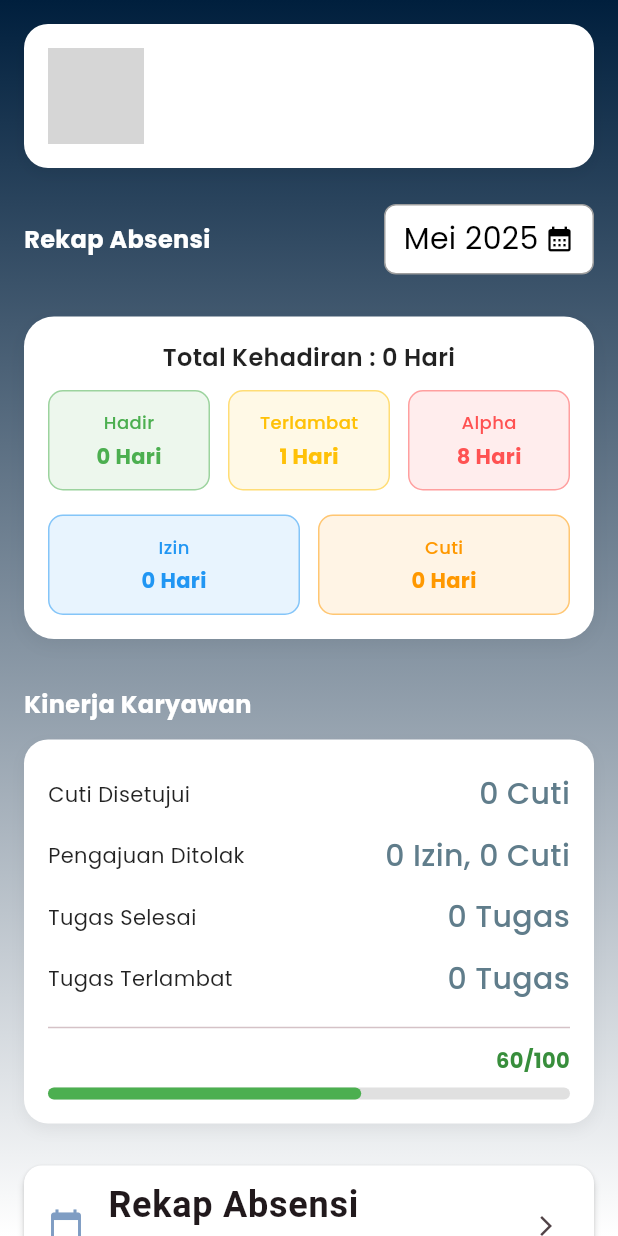
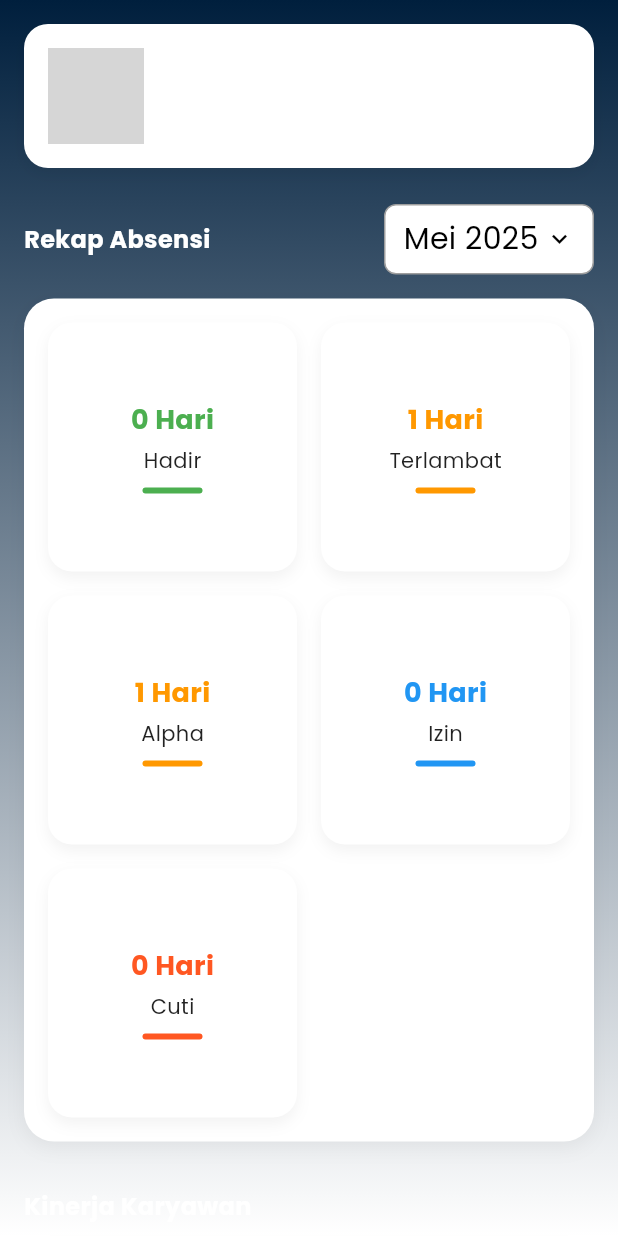
Before and after one commit to syrlvx/UAS-SoftDev, a Flutter app: the DataKaryawanScreen screen opened directly, on a phone screen of 412 x 824 dp. Run offline on Flutter 3.47's test engine with Material 3 defaults, Android fonts, the phone set to English and light mode, and no system bars; our stand-ins replace cloud_firestore, firebase_auth, firebase_core, fl_chart, flutter_map, geocoding and 6 more; missing offline and left inert: month_year_picker, onesignal_flutter; accounts and stored records are empty; network calls fail; grey boxes are pictures that could not be loaded.

Commit message:
sherly cantik

```diff
--- a/lib/screens/data_karyawan.dart
+++ b/lib/screens/data_karyawan.dart
@@ -97,17 +97,18 @@ class _DataKaryawanScreenState extends State<DataKaryawanScreen> {
     selectedMonthYear = '$selectedMonth $selectedYear';
   }
 
-  // Fungsi untuk menampilkan dialog pemilihan bulan dan tahun
   Future<void> _showMonthYearPickerDialog() async {
     await showDialog(
       context: context,
       builder: (context) {
         return AlertDialog(
+          backgroundColor: Colors.white, // Warna latar dialog putih
           title: Text(
             'Pilih Bulan dan Tahun',
             style: GoogleFonts.poppins(
               fontSize: 18,
               fontWeight: FontWeight.bold,
+              color: Colors.black, // Teks warna hitam
             ),
           ),
           content: Container(
@@ -119,42 +120,58 @@ class _DataKaryawanScreenState extends State<DataKaryawanScreen> {
                 DropdownButtonFormField<String>(
                   decoration: InputDecoration(
                     labelText: 'Bulan',
+                    labelStyle: const TextStyle(color: Colors.black),
                     border: OutlineInputBorder(
                       borderRadius: BorderRadius.circular(8),
                     ),
                   ),
+                  dropdownColor: Colors.white, // Dropdown list putih
                   value: selectedMonth,
                   items: months.map((String month) {
                     return DropdownMenuItem<String>(
                       value: month,
-                      child: Text(month),
+                      child: Text(
+                        month,
+                        style: const TextStyle(color: Colors.black),
+                      ),
                     );
                   }).toList(),
                   onChanged: (String? newValue) {
                     if (newValue != null) {
-                      selectedMonth = newValue;
+                      setState(() {
+                        selectedMonth = newValue;
+                      });
                     }
                   },
                 ),
-                const SizedBox(height: 16),
+
+                const SizedBox(height: 20), // Jarak antar dropdown
+
                 // Pilih Tahun
                 DropdownButtonFormField<int>(
                   decoration: InputDecoration(
                     labelText: 'Tahun',
+                    labelStyle: const TextStyle(color: Colors.black),
                     border: OutlineInputBorder(
                       borderRadius: BorderRadius.circular(8),
                     ),
                   ),
+                  dropdownColor: Colors.white, // Dropdown list putih
                   value: selectedYear,
                   items: years.map((int year) {
                     return DropdownMenuItem<int>(
                       value: year,
-                      child: Text(year.toString()),
+                      child: Text(
+                        year.toString(),
+                        style: const TextStyle(color: Colors.black),
+                      ),
                     );
                   }).toList(),
                   onChanged: (int? newValue) {
                     if (newValue != null) {
-                      selectedYear = newValue;
+                      setState(() {
+                        selectedYear = newValue;
+                      });
                     }
                   },
                 ),
@@ -175,7 +192,6 @@ class _DataKaryawanScreenState extends State<DataKaryawanScreen> {
               onPressed: () {
                 setState(() {
                   selectedMonthYear = '$selectedMonth $selectedYear';
-                  // Update selectedDate dengan bulan dan tahun yang baru
                   int monthIndex = months.indexOf(selectedMonth) + 1;
                   selectedDate = DateTime(selectedYear, monthIndex);
                 });
@@ -331,7 +347,7 @@ class _DataKaryawanScreenState extends State<DataKaryawanScreen> {
                           style: GoogleFonts.poppins(color: Colors.black),
                         ),
                         const SizedBox(width: 4),
-                        const Icon(Icons.calendar_month,
+                        const Icon(Icons.keyboard_arrow_down,
                             color: Colors.black, size: 20),
                       ],
                     ),
@@ -343,7 +359,6 @@ class _DataKaryawanScreenState extends State<DataKaryawanScreen> {
 
             Container(
               padding: const EdgeInsets.all(16),
-              margin: const EdgeInsets.only(top: 12),
               decoration: BoxDecoration(
                 color: Colors.white,
                 borderRadius: BorderRadius.circular(20),
@@ -355,65 +370,22 @@ class _DataKaryawanScreenState extends State<DataKaryawanScreen> {
                   ),
                 ],
               ),
-              child: Column(
-                crossAxisAlignment: CrossAxisAlignment.stretch,
+              child: GridView.count(
+                crossAxisCount: 2,
+                shrinkWrap: true,
+                physics: const NeverScrollableScrollPhysics(),
+                mainAxisSpacing: 16,
+                crossAxisSpacing: 16,
                 children: [
-                  Row(
-                    mainAxisAlignment: MainAxisAlignment.spaceEvenly,
-                    children: [
-                      Expanded(
-                        child: Center(
-                          child: Text(
-                            'Total Kehadiran : $hadirCount Hari',
-                            textAlign: TextAlign.center,
-                            style: GoogleFonts.poppins(
-                              fontSize: 16,
-                              fontWeight: FontWeight.w600,
-                              color: Colors.black87,
-                            ),
-                          ),
-                        ),
-                      ),
-                    ],
-                  ),
-                  const SizedBox(height: 10),
-
-                  // Baris atas: Hadir - Terlambat - Alpha (dummy dulu)
-                  Row(
-                    mainAxisAlignment: MainAxisAlignment.spaceBetween,
-                    children: [
-                      Expanded(
-                          child: _buildAbsensiCard(
-                              'Hadir', '$hadirCount Hari', Colors.green)),
-                      const SizedBox(width: 12),
-                      Expanded(
-                          child: _buildAbsensiCard(
-                              'Terlambat', '1 Hari', Colors.amber)), // dummy
-                      const SizedBox(width: 12),
-                      Expanded(
-                          child: _buildAbsensiCard(
-                              'Alpha', '8 Hari', Colors.redAccent)), // dummy
-                    ],
-                  ),
-
-                  const SizedBox(height: 16),
-
-                  // Baris bawah: Izin - Cuti
-                  Row(
-                    mainAxisAlignment: MainAxisAlignment.spaceEvenly,
-                    children: [
-                      Expanded(
-                          child: _buildAbsensiCard(
-                              'Izin', '$izin Hari', Colors.blue)),
-                      const SizedBox(width: 12),
-                      Expanded(
-                          child: _buildAbsensiCard(
-                              'Cuti', '$cuti Hari', Colors.orange)),
-                    ],
-                  ),
+                  _buildAbsensiCard('$hadirCount Hari', 'Hadir', Colors.green),
+                  _buildAbsensiCard('1 Hari', 'Terlambat', Colors.orange),
+                  _buildAbsensiCard('1 Hari', 'Alpha', Colors.orange),
+                  _buildAbsensiCard('$izin Hari', 'Izin', Colors.blue),
+                  _buildAbsensiCard('$cuti Hari', 'Cuti', Colors.deepOrange),
                 ],
               ),
             ),
+
             const SizedBox(height: 12),
           ],
         );
@@ -421,32 +393,46 @@ class _DataKaryawanScreenState extends State<DataKaryawanScreen> {
     );
   }
 
-  // Fungsi yang sudah ada di code sebelumnya
-  Widget _buildAbsensiCard(String title, String value, Color color) {
+  Widget _buildAbsensiCard(String value, String label, Color color) {
     return Container(
-      padding: const EdgeInsets.symmetric(vertical: 12, horizontal: 8),
+      padding: const EdgeInsets.symmetric(vertical: 20, horizontal: 12),
       decoration: BoxDecoration(
-        color: color.withOpacity(0.1),
-        borderRadius: BorderRadius.circular(10),
-        border: Border.all(color: color.withOpacity(0.5)),
+        color: Colors.white,
+        borderRadius: BorderRadius.circular(16),
+        boxShadow: [
+          BoxShadow(
+            color: Colors.black.withOpacity(0.05),
+            blurRadius: 8,
+            offset: const Offset(0, 4),
+          ),
+        ],
       ),
       child: Column(
+        mainAxisAlignment: MainAxisAlignment.center,
         children: [
           Text(
-            title,
+            value,
             style: GoogleFonts.poppins(
-              fontSize: 12,
-              fontWeight: FontWeight.w500,
+              fontSize: 18,
+              fontWeight: FontWeight.bold,
               color: color,
             ),
           ),
           const SizedBox(height: 4),
           Text(
-            value,
+            label,
             style: GoogleFonts.poppins(
               fontSize: 14,
-              fontWeight: FontWeight.bold,
+              color: Colors.black87,
+            ),
+          ),
+          const SizedBox(height: 8),
+          Container(
+            height: 4,
+            width: 40,
+            decoration: BoxDecoration(
               color: color,
+              borderRadius: BorderRadius.circular(2),
             ),
           ),
         ],
@@ -457,46 +443,47 @@ class _DataKaryawanScreenState extends State<DataKaryawanScreen> {
   // Fungsi yang sudah ada di code sebelumny
 }
 
-Widget _buildAbsensiCard(String title, String value, Color color) {
+Widget _buildAbsensiCard(String label, String value, Color color) {
   return Container(
-    width: 100, // bisa 110–130 tergantung selera/lebar layar
-    padding: const EdgeInsets.symmetric(horizontal: 12, vertical: 16),
+    padding: const EdgeInsets.all(16),
     decoration: BoxDecoration(
       color: Colors.white,
       borderRadius: BorderRadius.circular(16),
       boxShadow: [
         BoxShadow(
-          color: Colors.grey.withOpacity(0.3),
-          blurRadius: 8,
+          color: Colors.black.withOpacity(0.05),
+          blurRadius: 10,
           offset: const Offset(0, 4),
         ),
       ],
     ),
     child: Column(
-      crossAxisAlignment: CrossAxisAlignment.start,
+      mainAxisSize: MainAxisSize.min,
+      crossAxisAlignment: CrossAxisAlignment.center,
       children: [
         Text(
           value,
           style: GoogleFonts.poppins(
-            fontSize: 15,
+            fontSize: 18,
             fontWeight: FontWeight.bold,
             color: color,
           ),
         ),
         const SizedBox(height: 4),
         Text(
-          title,
+          label,
           style: GoogleFonts.poppins(
-            fontSize: 13,
+            fontSize: 14,
             color: Colors.black87,
           ),
         ),
-        const SizedBox(height: 10),
+        const SizedBox(height: 8),
         Container(
           height: 4,
+          width: 40,
           decoration: BoxDecoration(
             color: color,
-            borderRadius: BorderRadius.circular(8),
+            borderRadius: BorderRadius.circular(2),
           ),
         ),
       ],
```
Also changed, not shown: 4 other files.
